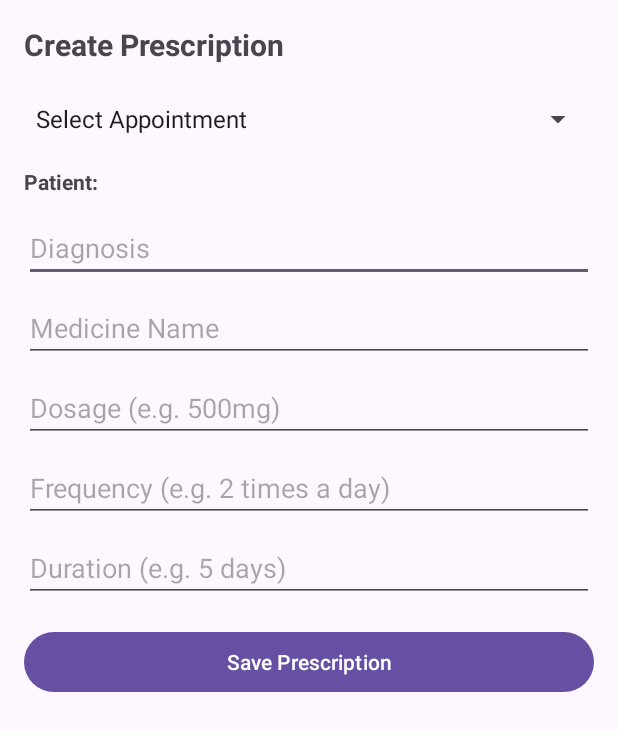
After one commit to Alishbaaiqbal/HABS, an Android app: the CreatePrescriptionActivity screen opened directly, with no data from a screen before it, on a phone screen of 412 x 824 dp. The commit adds this screen. Shown: the top 731 px of the screen. Run offline under Robolectric (Android 15) with nearby library versions, the phone set to English and light mode, and no system bars; our stand-ins replace Firebase (no records; nobody signed in at launch, a user with empty details on screens opened directly).

Commit message:
CreatePrescriptionActivity and PatientPrescriptionHistoryActivity

```diff
--- /dev/null
+++ b/app/src/main/java/com/example/habs_mainpage/CreatePrescriptionActivity.java
@@ -0,0 +1,215 @@
+package com.example.habs_mainpage;
+
+import android.os.Bundle;
+import android.widget.*;
+import androidx.annotation.NonNull;
+import androidx.appcompat.app.AppCompatActivity;
+
+import com.google.firebase.database.*;
+
+import java.util.*;
+
+public class CreatePrescriptionActivity extends AppCompatActivity {
+
+    Spinner spinnerAppointments;
+    TextView tvPatientInfo;
+    EditText etDiagnosis, etMedName, etDosage, etFrequency, etDuration;
+    Button btnSave;
+
+    DatabaseReference appointmentRef, prescriptionRef;
+
+    String selectedAppointmentId = null;
+    String patientName = "";
+    String patientContact = "";
+    String doctorName = "";
+    String doctorCode = "";
+
+    List<String> appointmentIds = new ArrayList<>();
+    List<String> spinnerItems = new ArrayList<>();
+    ArrayAdapter<String> spinnerAdapter;
+
+    boolean ignoreFirstSelection = true;
+
+    @Override
+    protected void onCreate(Bundle savedInstanceState) {
+        super.onCreate(savedInstanceState);
+        setContentView(R.layout.activity_create_prescription);
+
+        spinnerAppointments = findViewById(R.id.spinnerAppointments);
+        tvPatientInfo = findViewById(R.id.tvSelectedPatient);
+        etDiagnosis = findViewById(R.id.etDiagnosis);
+        etMedName = findViewById(R.id.etMedicineName);
+        etDosage = findViewById(R.id.etDosage);
+        etFrequency = findViewById(R.id.etFrequency);
+        etDuration = findViewById(R.id.etDuration);
+        btnSave = findViewById(R.id.btnSavePrescription);
+
+        appointmentRef = FirebaseDatabase
+                .getInstance("https://fyp-maju-default-rtdb.asia-southeast1.firebasedatabase.app")
+                .getReference("Appointments");
+
+        prescriptionRef = FirebaseDatabase
+                .getInstance("https://fyp-maju-default-rtdb.asia-southeast1.firebasedatabase.app")
+                .getReference("Prescriptions");
+
+        spinnerAdapter = new ArrayAdapter<>(
+                this,
+                android.R.layout.simple_spinner_dropdown_item,
+                spinnerItems
+        );
+        spinnerAppointments.setAdapter(spinnerAdapter);
+
+        spinnerAppointments.setOnItemSelectedListener(new AdapterView.OnItemSelectedListener() {
+            @Override
+            public void onItemSelected(AdapterView<?> parent, android.view.View view, int position, long id) {
+
+                if (ignoreFirstSelection) {
+                    ignoreFirstSelection = false;
+                    return;
+                }
+
+                if (position == 0) {
+                    selectedAppointmentId = null;
+                    tvPatientInfo.setText("No appointment selected");
+                    return;
+                }
+
+                if (position < 0 || position >= appointmentIds.size()) return;
+
+                selectedAppointmentId = appointmentIds.get(position);
+                loadAppointmentDetails(selectedAppointmentId);
+            }
+
+            @Override
+            public void onNothingSelected(AdapterView<?> parent) { }
+        });
+
+        btnSave.setOnClickListener(v -> savePrescription());
+
+        loadPendingAppointments();
+    }
+
+    private void loadPendingAppointments() {
+
+        appointmentRef.addListenerForSingleValueEvent(new ValueEventListener() {
+            @Override
+            public void onDataChange(@NonNull DataSnapshot snapshot) {
+
+                appointmentIds.clear();
+                spinnerItems.clear();
+
+                appointmentIds.add("NONE");
+                spinnerItems.add("Select Appointment");
+
+                for (DataSnapshot snap : snapshot.getChildren()) {
+
+                    String status = snap.child("status").getValue(String.class);
+                    if (!"Pending".equalsIgnoreCase(status)) continue;
+
+                    String appointmentId = snap.getKey();
+                    String patient = snap.child("patientName").getValue(String.class);
+                    String date = snap.child("date").getValue(String.class);
+                    String slot = snap.child("slot").getValue(String.class);
+
+                    if (appointmentId == null) continue;
+
+                    appointmentIds.add(appointmentId);
+                    spinnerItems.add(
+                            appointmentId + " | " +
+                                    safe(patient) + " | " +
+                                    safe(date) + " | " +
+                                    safe(slot)
+                    );
+                }
+
+                spinnerAdapter.notifyDataSetChanged();
+
+                if (appointmentIds.size() == 1) {
+                    Toast.makeText(CreatePrescriptionActivity.this,
+                            "No pending appointments found",
+                            Toast.LENGTH_SHORT).show();
+                }
+            }
+
+            @Override
+            public void onCancelled(@NonNull DatabaseError error) {
+                Toast.makeText(CreatePrescriptionActivity.this,
+                        "Failed to load appointments",
+                        Toast.LENGTH_SHORT).show();
+            }
+        });
+    }
+
+    private void loadAppointmentDetails(String appointmentId) {
+
+        appointmentRef.child(appointmentId).get()
+                .addOnSuccessListener(snapshot -> {
+
+                    if (!snapshot.exists()) {
+                        tvPatientInfo.setText("Appointment not found");
+                        return;
+                    }
+
+                    patientName = snapshot.child("patientName").getValue(String.class);
+                    patientContact = snapshot.child("contact").getValue(String.class);
+                    doctorName = snapshot.child("doctorName").getValue(String.class);
+                    doctorCode = snapshot.child("doctorCode").getValue(String.class);
+
+                    tvPatientInfo.setText(
+                            "Patient: " + safe(patientName) +
+                                    " (" + safe(patientContact) + ")"
+                    );
+                });
+    }
+
+    private void savePrescription() {
+
+        if (selectedAppointmentId == null) {
+            Toast.makeText(this, "Select an appointment first", Toast.LENGTH_SHORT).show();
+            return;
+        }
+
+        String diagnosis = etDiagnosis.getText().toString().trim();
+        String medName = etMedName.getText().toString().trim();
+
+        if (diagnosis.isEmpty() || medName.isEmpty()) {
+            Toast.makeText(this, "Diagnosis and medicine required", Toast.LENGTH_SHORT).show();
+            return;
+        }
+
+        Map<String, Object> prescription = new HashMap<>();
+        prescription.put("appointmentId", selectedAppointmentId);
+        prescription.put("doctorName", doctorName);
+        prescription.put("doctorCode", doctorCode);
+        prescription.put("patientName", patientName);
+        prescription.put("diagnosis", diagnosis);
+        prescription.put("createdAt", System.currentTimeMillis());
+
+        Map<String, String> med = new HashMap<>();
+        med.put("name", medName);
+        med.put("dosage", etDosage.getText().toString().trim());
+        med.put("frequency", etFrequency.getText().toString().trim());
+        med.put("duration", etDuration.getText().toString().trim());
+
+        List<Map<String, String>> meds = new ArrayList<>();
+        meds.add(med);
+
+        prescription.put("medicines", meds);
+
+        prescriptionRef.child(selectedAppointmentId)
+                .setValue(prescription)
+                .addOnSuccessListener(aVoid ->
+                        Toast.makeText(this,
+                                "Prescription saved successfully",
+                                Toast.LENGTH_SHORT).show()
+                )
+                .addOnFailureListener(e ->
+                        Toast.makeText(this,
+                                "Failed to save prescription",
+                                Toast.LENGTH_SHORT).show());
+    }
+
+    private String safe(String v) {
+        return v == null ? "-" : v;
+    }
+}
--- a/app/src/main/java/com/example/habs_mainpage/LoginActivity.java
+++ b/app/src/main/java/com/example/habs_mainpage/LoginActivity.java
@@ -33,7 +33,7 @@ public class LoginActivity extends AppCompatActivity {
         mAuth = FirebaseAuth.getInstance();
         FirebaseUser currentUser = mAuth.getCurrentUser();
         if (currentUser != null) {
-            startActivity(new Intent(getApplicationContext(), HomePage.class));
+            startActivity(new Intent(getApplicationContext(), PatientPrescriptionHistoryActivity.class));
             finish();
         }
     }
@@ -103,7 +103,7 @@ public class LoginActivity extends AppCompatActivity {
                         progressBar.setVisibility(View.GONE);
                         if (task.isSuccessful()) {
                             Toast.makeText(LoginActivity.this, "Login successful.", Toast.LENGTH_SHORT).show();
-                            startActivity(new Intent(getApplicationContext(), HomePage.class));
+                            startActivity(new Intent(getApplicationContext(), PatientPrescriptionHistoryActivity.class));
                             finish();
                         } else {
                             Toast.makeText(LoginActivity.this, "Authentication failed.", Toast.LENGTH_SHORT).show();
--- /dev/null
+++ b/app/src/main/res/layout/activity_create_prescription.xml
@@ -0,0 +1,78 @@
+<?xml version="1.0" encoding="utf-8"?>
+<ScrollView xmlns:android="http://schemas.android.com/apk/res/android"
+    android:layout_width="match_parent"
+    android:layout_height="match_parent">
+
+    <LinearLayout
+        android:layout_width="match_parent"
+        android:layout_height="wrap_content"
+        android:orientation="vertical"
+        android:padding="16dp">
+
+        <TextView
+            android:text="Create Prescription"
+            android:textSize="20sp"
+            android:textStyle="bold"
+            android:layout_marginBottom="12dp"
+            android:layout_width="wrap_content"
+            android:layout_height="wrap_content"/>
+
+        <!-- Token Dropdown -->
+        <Spinner
+            android:id="@+id/spinnerAppointments"
+            android:layout_width="match_parent"
+            android:layout_height="wrap_content"
+            android:layout_marginBottom="8dp"/>
+
+        <!-- Selected Patient -->
+        <TextView
+            android:id="@+id/tvSelectedPatient"
+            android:text="Patient:"
+            android:textStyle="bold"
+            android:layout_marginBottom="12dp"
+            android:layout_width="wrap_content"
+            android:layout_height="wrap_content"/>
+
+        <EditText
+            android:id="@+id/etDiagnosis"
+            android:hint="Diagnosis"
+            android:layout_width="match_parent"
+            android:layout_height="wrap_content"/>
+
+        <EditText
+            android:id="@+id/etMedicineName"
+            android:hint="Medicine Name"
+            android:layout_width="match_parent"
+            android:layout_height="wrap_content"
+            android:layout_marginTop="8dp"/>
+
+        <EditText
+            android:id="@+id/etDosage"
+            android:hint="Dosage (e.g. 500mg)"
+            android:layout_width="match_parent"
+            android:layout_height="wrap_content"
+            android:layout_marginTop="8dp"/>
+
+        <EditText
+            android:id="@+id/etFrequency"
+            android:hint="Frequency (e.g. 2 times a day)"
+            android:layout_width="match_parent"
+            android:layout_height="wrap_content"
+            android:layout_marginTop="8dp"/>
+
+        <EditText
+            android:id="@+id/etDuration"
+            android:hint="Duration (e.g. 5 days)"
+            android:layout_width="match_parent"
+            android:layout_height="wrap_content"
+            android:layout_marginTop="8dp"/>
+
+        <Button
+            android:id="@+id/btnSavePrescription"
+            android:text="Save Prescription"
+            android:layout_width="match_parent"
+            android:layout_height="wrap_content"
+            android:layout_marginTop="16dp"/>
+
+    </LinearLayout>
+</ScrollView>
```
Also changed, not shown: app/src/main/AndroidManifest.xml (+18 -25 lines), app/src/main/java/com/example/habs_mainpage/PatientPrescriptionHistoryActivity.java (added, +126 -0 lines), app/src/main/java/com/example/habs_mainpage/PrescriptionDetailActivity.java (added, +64 -0 lines), app/src/main/res/layout/activity_patient_prescription_history.xml (added, +29 -0 lines), app/src/main/res/layout/activity_prescription_detail.xml (added, +44 -0 lines).
